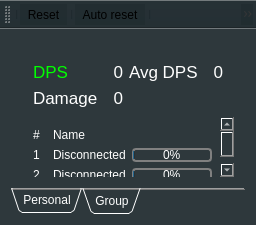
First picture: the form in mainwindow.ui, repository Tyrox92/Gw2SPECS, before the edit.
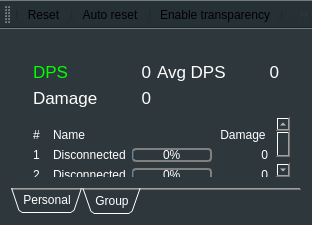
Second picture: the form after the edit. The open tabs and pages were chosen to show the change. Icons and pictures are not drawn.

Commit message:
Added Shrink Button
Button when toggled will shrink the MainWindow to the toolbar and back
to normal.

The edit to the form file:
```diff
--- a/mainwindow.ui
+++ b/mainwindow.ui
@@ -9,7 +9,7 @@
    <rect>
     <x>0</x>
     <y>0</y>
-    <width>240</width>
+    <width>312</width>
     <height>225</height>
    </rect>
   </property>
@@ -264,7 +264,7 @@
     <bool>false</bool>
    </property>
    <layout class="QGridLayout" name="gridLayout_3">
-    <item row="0" column="0">
+    <item row="2" column="0">
      <widget class="QTabWidget" name="tabWidget">
       <property name="sizePolicy">
        <sizepolicy hsizetype="Expanding" vsizetype="Expanding">
@@ -2972,7 +2972,7 @@
     <bool>false</bool>
    </property>
    <property name="styleSheet">
-    <string notr="true"/>
+    <string notr="true">QToolButton { background-color: rgba(32, 43, 47, 1%); } </string>
    </property>
    <property name="iconSize">
     <size>
@@ -2993,7 +2993,8 @@
    <addaction name="separator"/>
    <addaction name="actionEnableTransparency"/>
    <addaction name="separator"/>
-   <addaction name="actionHelp"/>
+   <addaction name="actionShrinkUI"/>
+   <addaction name="separator"/>
    <addaction name="separator"/>
    <addaction name="actionConfig"/>
    <addaction name="separator"/>
@@ -3090,6 +3091,22 @@
     <string>Exit DPS Meter</string>
    </property>
   </action>
+  <action name="actionShrinkUI">
+   <property name="checkable">
+    <bool>true</bool>
+   </property>
+   <property name="icon">
+    <iconset resource="Icons/Icons.qrc">
+     <normaloff>:/shrink_up.png</normaloff>
+     <normalon>:/shrink_down.png</normalon>:/shrink_up.png</iconset>
+   </property>
+   <property name="text">
+    <string>ShrinkUI</string>
+   </property>
+   <property name="toolTip">
+    <string>Shrink UI to toolbar</string>
+   </property>
+  </action>
  </widget>
  <layoutdefault spacing="6" margin="11"/>
  <resources>
```
Left out of the diff: 2 changed lines with no effect on the pictures. The commit also changes 8 other files.
